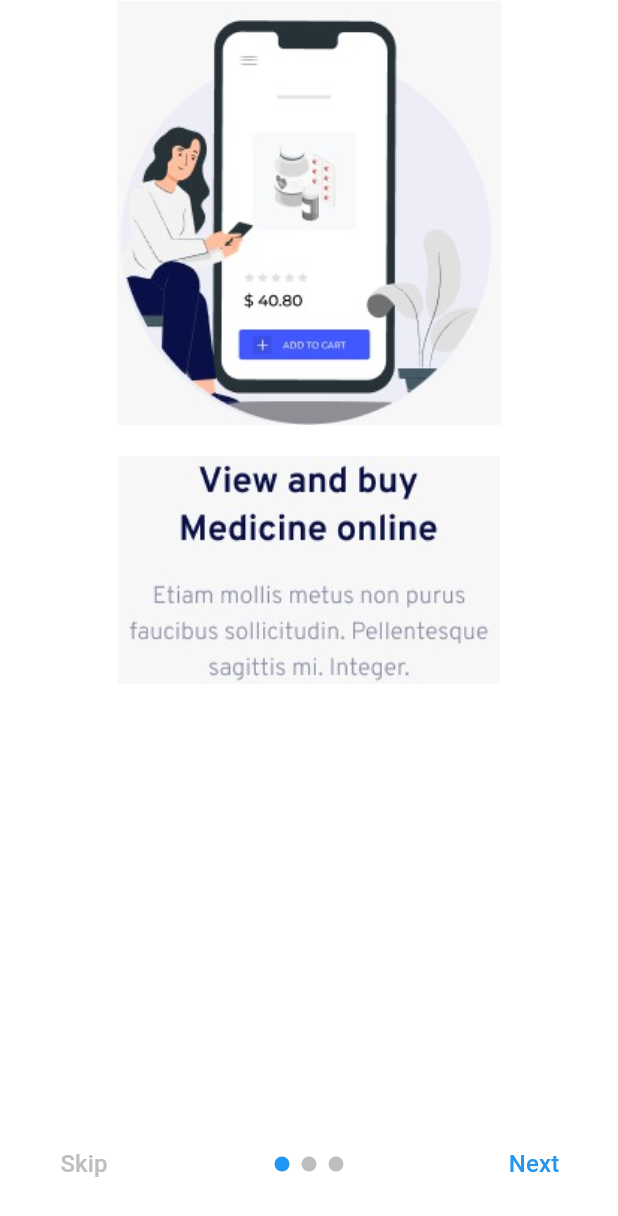
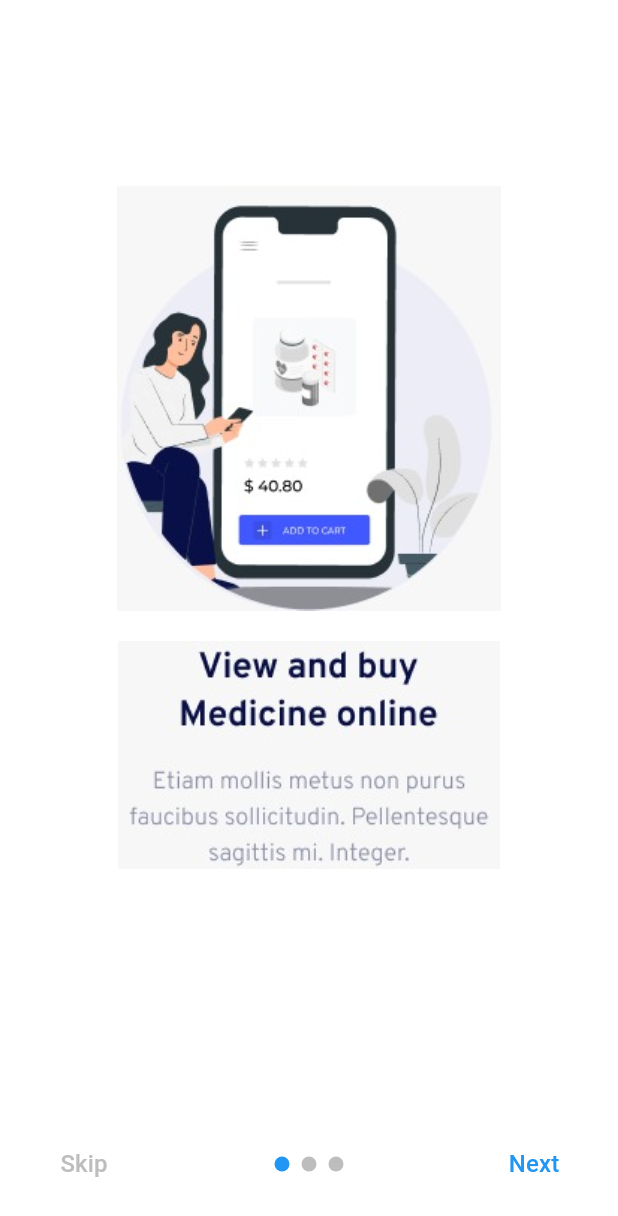
Before and after one commit to omniaalazab/medical, a Flutter app: the screen it shows after launch, on a phone screen of 412 x 824 dp. Shown: the top 1216 px of the screen. Run offline on Flutter 3.47's test engine with Material 3 defaults, Android fonts, the phone set to English and light mode, and no system bars; our stand-ins replace animated_bottom_navigation_bar, device_preview, flutter_svg, hexcolor, sizer, smooth_page_indicator; project files that could hold a hidden picture were left out.

Commit message:
modify image of onboearding

```diff
--- a/lib/features/login/presentation/view/onboarding_screen.dart
+++ b/lib/features/login/presentation/view/onboarding_screen.dart
@@ -1,6 +1,7 @@
 import 'package:flutter/material.dart';
 import 'package:medical/core/utils/assets.dart';
 import 'package:medical/features/login/presentation/view/login.dart';
+import 'package:sizer/sizer.dart';
 
 class OnboardingScreen extends StatefulWidget {
   const OnboardingScreen({super.key});
@@ -18,6 +19,7 @@ class _OnboardingScreenState extends State<OnboardingScreen> {
         child: Column(
           crossAxisAlignment: CrossAxisAlignment.center,
           children: [
+            SizedBox(height: 15.h),
             Image.asset(AssetsData.onboarding1, width: 256, height: 284),
 
             SizedBox(height: 20),
```
